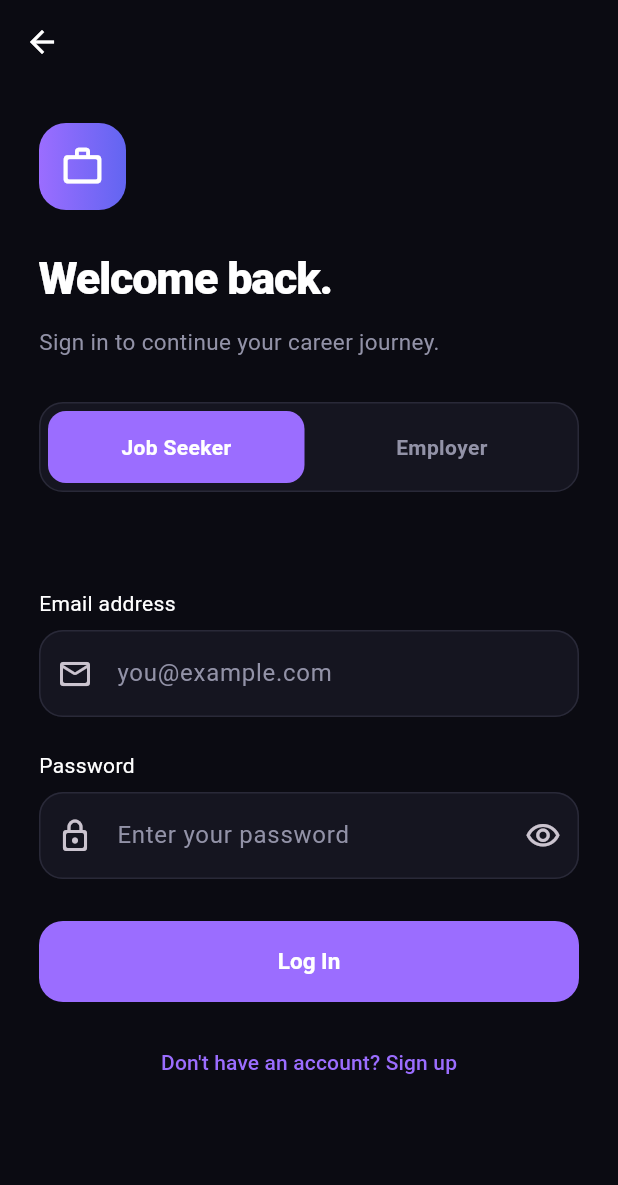
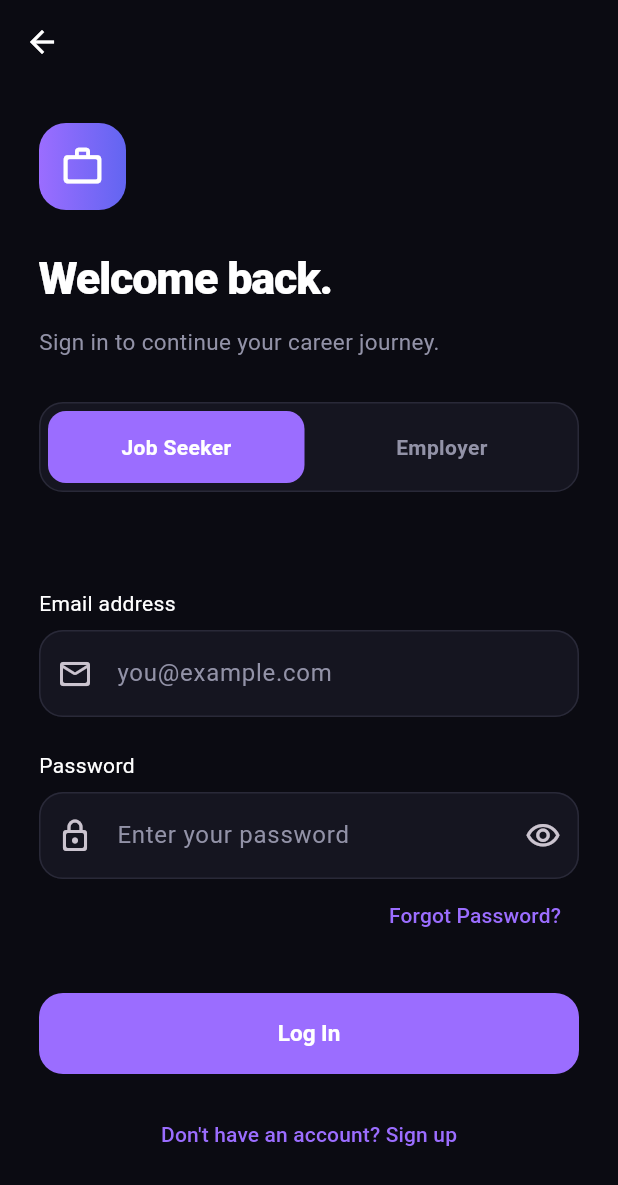
Before and after one commit to ghaniashahzad01/jobnest, a Flutter app: the screen it shows after launch, after a tap on "I already have an account", on a phone screen of 412 x 824 dp. Shown: the top 1185 px of the screen. Run offline on Flutter 3.47's test engine with Material 3 defaults, Android fonts, the light colour scheme and no system bars; our stand-ins replace file_picker, shared_preferences, supabase_flutter; accounts and stored records are empty.

Commit message:
Forgot Password Functionality.

```diff
--- a/lib/features/auth/screens/login_screen.dart
+++ b/lib/features/auth/screens/login_screen.dart
@@ -1,7 +1,7 @@
-
 import 'package:flutter/material.dart';
 import 'package:supabase_flutter/supabase_flutter.dart';
 
+import 'forgot_password_screen.dart';
 import '../widgets/auth_header.dart';
 import 'signup_screen.dart';
 import '../../job_seeker/dashboard/job_seeker_dashboard.dart';
@@ -102,9 +102,8 @@ void initState() {
     } on AuthException catch (error) {
       if (!mounted) return;
 
-      ScaffoldMessenger.of(context).showSnackBar(
-        SnackBar(content: Text(error.message)),
-      );
+      ScaffoldMessenger.of(context)
+          .showSnackBar(SnackBar(content: Text(error.message)));
     } catch (error) {
       if (!mounted) return;
 
@@ -124,7 +123,7 @@ void initState() {
 
   @override
   Widget build(BuildContext context) {
-    final isEmployer =  selectedRole == 'employer';
+    final isEmployer = selectedRole == 'employer';
 
     return Scaffold(
       appBar: AppBar(),
@@ -225,6 +224,20 @@ const SizedBox(height: 28),
                     return null;
                   },
                 ),
+                Align(
+                  alignment: Alignment.centerRight,
+                  child: TextButton(
+                    onPressed: () {
+                      Navigator.push(
+                        context,
+                        MaterialPageRoute(
+                          builder: (_) => const ForgotPasswordScreen(),
+                        ),
+                      );
+                    },
+                    child: const Text('Forgot Password?'),
+                  ),
+                ),
                 const SizedBox(height: 28),
                 SizedBox(
                   width: double.infinity,
@@ -263,7 +276,6 @@ const SizedBox(height: 28),
   }
 }
 
-
 class _RoleButton extends StatelessWidget {
   const _RoleButton({
     required this.title,
@@ -280,9 +292,7 @@ class _RoleButton extends StatelessWidget {
     return AnimatedContainer(
       duration: const Duration(milliseconds: 180),
       decoration: BoxDecoration(
-        color: selected
-            ? const Color(0xFF9B6DFF)
-            : Colors.transparent,
+        color: selected ? const Color(0xFF9B6DFF) : Colors.transparent,
         borderRadius: BorderRadius.circular(12),
       ),
       child: InkWell(
@@ -294,9 +304,7 @@ class _RoleButton extends StatelessWidget {
             child: Text(
               title,
               style: TextStyle(
-                color: selected
-                    ? Colors.white
-                    : const Color(0xFF9292A7),
+                color: selected ? Colors.white : const Color(0xFF9292A7),
                 fontWeight: FontWeight.w700,
               ),
             ),
--- a/lib/features/auth/screens/welcome_screen.dart
+++ b/lib/features/auth/screens/welcome_screen.dart
@@ -1,4 +1,6 @@
+
 import 'package:flutter/material.dart';
+
 import 'role_selection_screen.dart';
 import 'login_screen.dart';
 import '../widgets/auth_header.dart';
@@ -8,6 +10,10 @@ class WelcomeScreen extends StatelessWidget {
 
   @override
   Widget build(BuildContext context) {
+    final theme = Theme.of(context);
+    final colors = theme.colorScheme;
+    final isDark = theme.brightness == Brightness.dark;
+
     return Scaffold(
       body: SafeArea(
         child: Padding(
@@ -22,39 +28,50 @@ class WelcomeScreen extends StatelessWidget {
                     'Discover opportunities, match your skills, and build your career with JobNest.',
               ),
               const SizedBox(height: 38),
+
+              // Theme-aware feature card
               Container(
                 width: double.infinity,
                 padding: const EdgeInsets.all(22),
                 decoration: BoxDecoration(
-                  color: const Color(0xFF151520),
+                  color: theme.cardTheme.color ?? colors.surface,
                   borderRadius: BorderRadius.circular(24),
-                  border: Border.all(color: const Color(0xFF292938)),
+                  border: Border.all(
+                    color: theme.dividerColor,
+                  ),
                 ),
-                child: const Column(
+                child: Column(
                   crossAxisAlignment: CrossAxisAlignment.start,
                   children: [
-                    Icon(Icons.auto_awesome_rounded,
-                        color: Color(0xFF9B6DFF), size: 28),
-                    SizedBox(height: 14),
+                    const Icon(
+                      Icons.auto_awesome_rounded,
+                      color: Color(0xFF9B6DFF),
+                      size: 28,
+                    ),
+                    const SizedBox(height: 14),
                     Text(
                       'A smarter way to find your fit.',
-                      style: TextStyle(
+                      style: theme.textTheme.titleMedium?.copyWith(
                         fontSize: 19,
                         fontWeight: FontWeight.w700,
                       ),
                     ),
-                    SizedBox(height: 8),
+                    const SizedBox(height: 8),
                     Text(
                       'Personalized jobs. Skill insights. Applications in one place.',
-                      style: TextStyle(
-                        color: Color(0xFF9292A7),
+                      style: theme.textTheme.bodyMedium?.copyWith(
+                        color: isDark
+                            ? const Color(0xFF9292A7)
+                            : const Color(0xFF77758A),
                         height: 1.5,
                       ),
                     ),
                   ],
                 ),
               ),
+
               const Spacer(),
+
               SizedBox(
                 width: double.infinity,
                 child: ElevatedButton(
@@ -68,19 +85,24 @@ class WelcomeScreen extends StatelessWidget {
                 ),
               ),
               const SizedBox(height: 14),
+
               SizedBox(
                 width: double.infinity,
                 child: OutlinedButton(
                   onPressed: () => Navigator.push(
                     context,
                     MaterialPageRoute(
-                      builder: (_) => const LoginScreen(role: 'job_seeker'),
+                      builder: (_) => const LoginScreen(
+                        role: 'job_seeker',
+                      ),
                     ),
                   ),
                   style: OutlinedButton.styleFrom(
                     minimumSize: const Size(double.infinity, 54),
-                    foregroundColor: Colors.white,
-                    side: const BorderSide(color: Color(0xFF292938)),
+                    foregroundColor: colors.primary,
+                    side: BorderSide(
+                      color: theme.dividerColor,
+                    ),
                     shape: RoundedRectangleBorder(
                       borderRadius: BorderRadius.circular(16),
                     ),
@@ -88,12 +110,15 @@ class WelcomeScreen extends StatelessWidget {
                   child: const Text('I already have an account'),
                 ),
               ),
+
               const SizedBox(height: 16),
-              const Center(
+              Center(
                 child: Text(
                   'FIND. MATCH. IMPROVE. TRACK.',
-                  style: TextStyle(
-                    color: Color(0xFF9292A7),
+                  style: theme.textTheme.labelSmall?.copyWith(
+                    color: isDark
+                        ? const Color(0xFF9292A7)
+                        : const Color(0xFF77758A),
                     fontSize: 10,
                     letterSpacing: 2,
                   ),
```
Also changed, not shown: lib/features/auth/screens/forgot_password_screen.dart (added, +172 -0 lines). Lines whose indentation alone changed are shown as unchanged.
